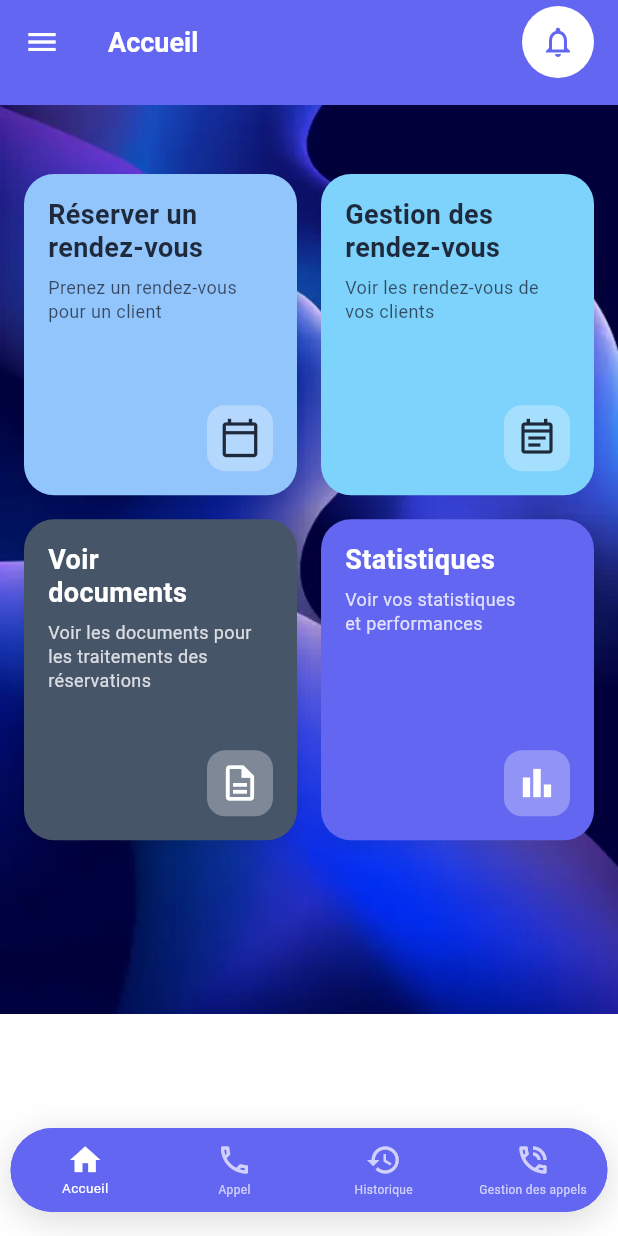
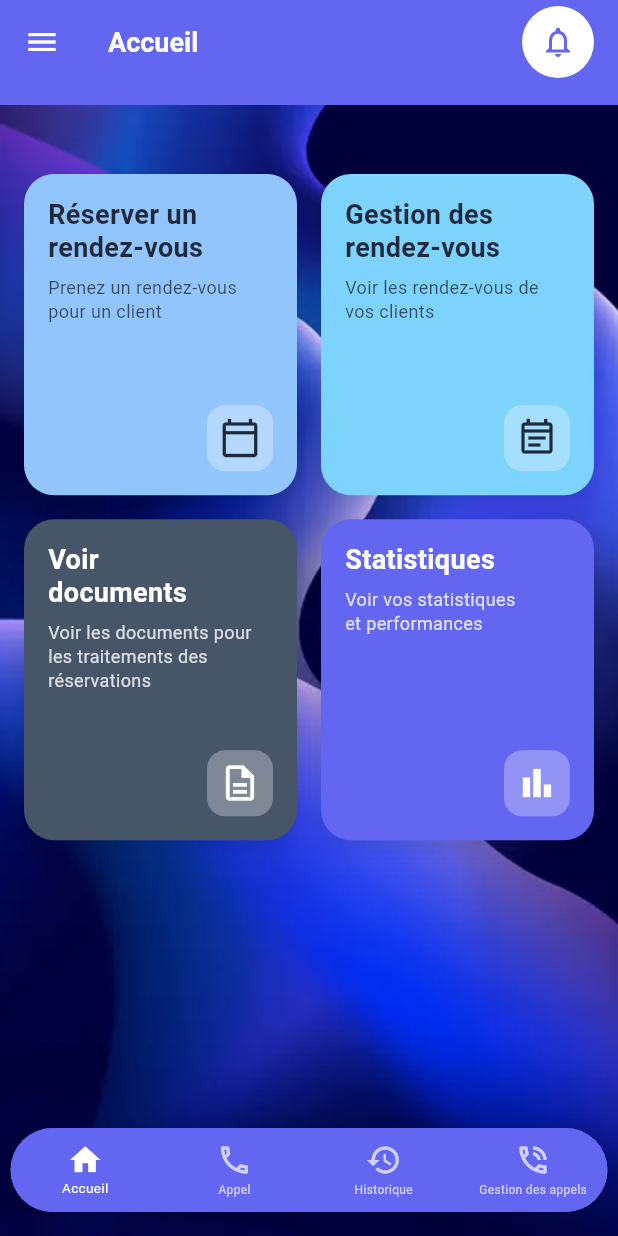
Before and after one commit to Sauzxa/CryptoApp, a Flutter app: the HomePage screen opened directly, on a phone screen of 412 x 824 dp. Run offline on Flutter 3.47's test engine with Material 3 defaults, Android fonts, the phone set to English and light mode, and no system bars; our stand-ins replace permission_handler; missing offline and left inert: call_log.

Commit message:
fixed background to wrap all page content

```diff
--- a/lib/core/HomePage.dart
+++ b/lib/core/HomePage.dart
@@ -20,9 +20,16 @@ class _HomePageState extends State<HomePage> {
 
   @override
   Widget build(BuildContext context) {
-    return Scaffold(
+    return Container(
+      decoration: const BoxDecoration(
+        image: DecorationImage(
+          image: AssetImage('lib/assets/CryptoBackground.png'),
+          fit: BoxFit.cover,
+        ),
+      ),
+      child: Scaffold(
         key: _scaffoldKey,
-      backgroundColor: Colors.white,
+        backgroundColor: Colors.transparent,
         appBar: PreferredSize(
           preferredSize: const Size.fromHeight(70),
           child: AppBar(
@@ -107,14 +114,7 @@ class _HomePageState extends State<HomePage> {
             ),
           ),
         ),
-      body: Container(
-        decoration: const BoxDecoration(
-          image: DecorationImage(
-            image: AssetImage('lib/assets/CryptoBackground.png'),
-            fit: BoxFit.cover,
-          ),
-        ),
-        child: SafeArea(
+        body: SafeArea(
           child: SingleChildScrollView(
             padding: const EdgeInsets.all(16.0),
             child: Column(
@@ -162,7 +162,6 @@ class _HomePageState extends State<HomePage> {
                   height: 100,
                 ), // Extra space for floating navigation
               ],
-          ),
             ),
           ),
         ),
@@ -214,6 +213,7 @@ class _HomePageState extends State<HomePage> {
                     label: 'Gestion des appels',
                   ),
                 ],
+              ),
             ),
           ),
         ),
```
Lines whose indentation alone changed are shown as unchanged.
